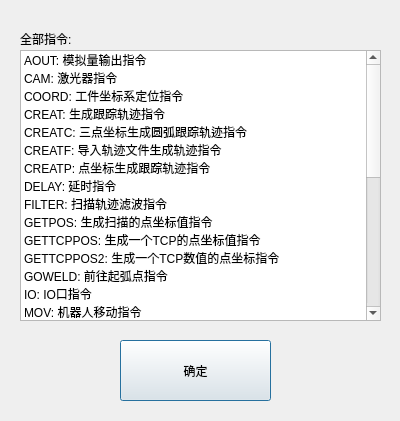
qubo188612/qtwelding, file othercmddlg.ui: the form before one commit.
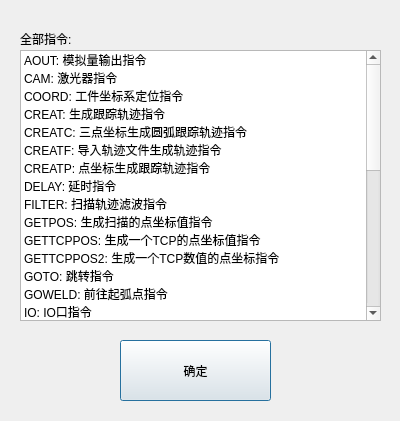
The form after the commit.

```diff
--- a/othercmddlg.ui
+++ b/othercmddlg.ui
@@ -111,6 +111,11 @@
      <string>GETTCPPOS2: 生成一个TCP数值的点坐标指令</string>
     </property>
    </item>
+   <item>
+    <property name="text">
+     <string>GOTO: 跳转指令</string>
+    </property>
+   </item>
    <item>
     <property name="text">
      <string>GOWELD: 前往起弧点指令</string>
@@ -166,6 +171,11 @@
      <string>SMOV: 点位移动指令</string>
     </property>
    </item>
+   <item>
+    <property name="text">
+     <string>STOP: 停止程序指令</string>
+    </property>
+   </item>
    <item>
     <property name="text">
      <string>SSCAN: 点位采集激光数据指令</string>
```
